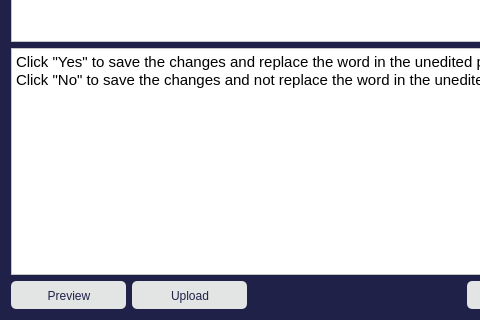
UDAAN-LEAP/leap-pe-tool, file FrameWorkCode/globalreplacedialog.ui: the form before one commit; both pictures show x 0 to 480 and y 196 to 516 of the 714 by 516 pixel window.
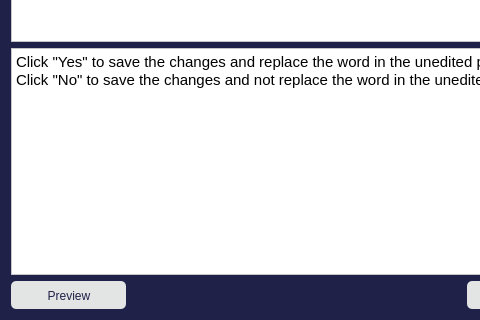
The form after the commit.

Commit message: Shifted Upload button from global replace window to Edit Option in Menu Bar

What changed in the file:
```diff
--- a/FrameWorkCode/globalreplacedialog.ui
+++ b/FrameWorkCode/globalreplacedialog.ui
@@ -105,17 +105,6 @@
        </property>
       </widget>
      </item>
-     <item>
-      <widget class="QPushButton" name="uploadButton">
-       <property name="styleSheet">
-        <string notr="true">QPushButton{background-color:rgb(227, 228, 228);border:0px; color: rgb(32, 33, 72); height:26.96px; width: 113.5px; padding-top:1px; border-radius:4.8px; padding-left:1.3px; selection-color: rgb(32, 33, 72); selection-background-color: rgb(136, 138, 133);
-} QPushButton:checked{background-color: rgb(136, 138, 133);} QPushButton:pressed {background-color: rgb(136, 138, 133);}</string>
-       </property>
-       <property name="text">
-        <string>Upload</string>
-       </property>
-      </widget>
-     </item>
      <item>
       <spacer name="horizontalSpacer">
        <property name="orientation">
```
Left out of the diff: 2 changed lines with no effect on the pictures. The commit also changes 7 other files.
